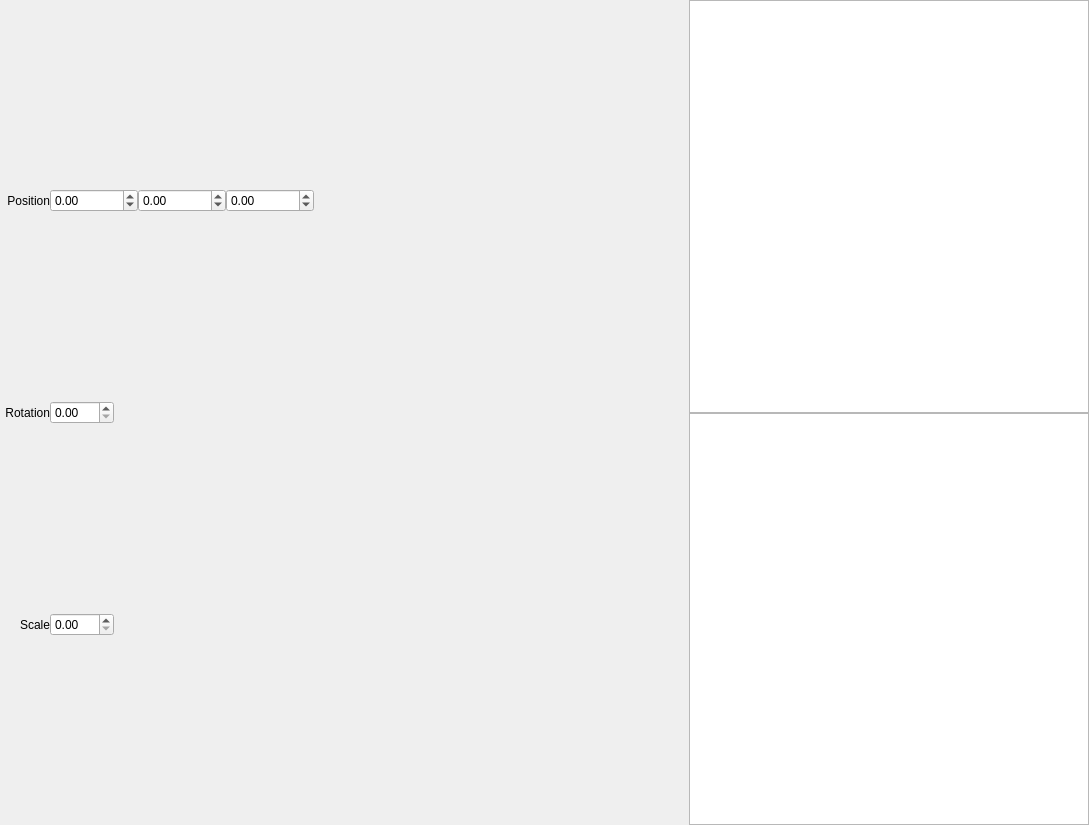
Before: the Qt Designer form MechAssault-MGF-Explorer/Source/Widgets/MapViewer/MapViewerWidget.ui in LarvalExtract/MGF-Explorer, drawn with Qt 5.
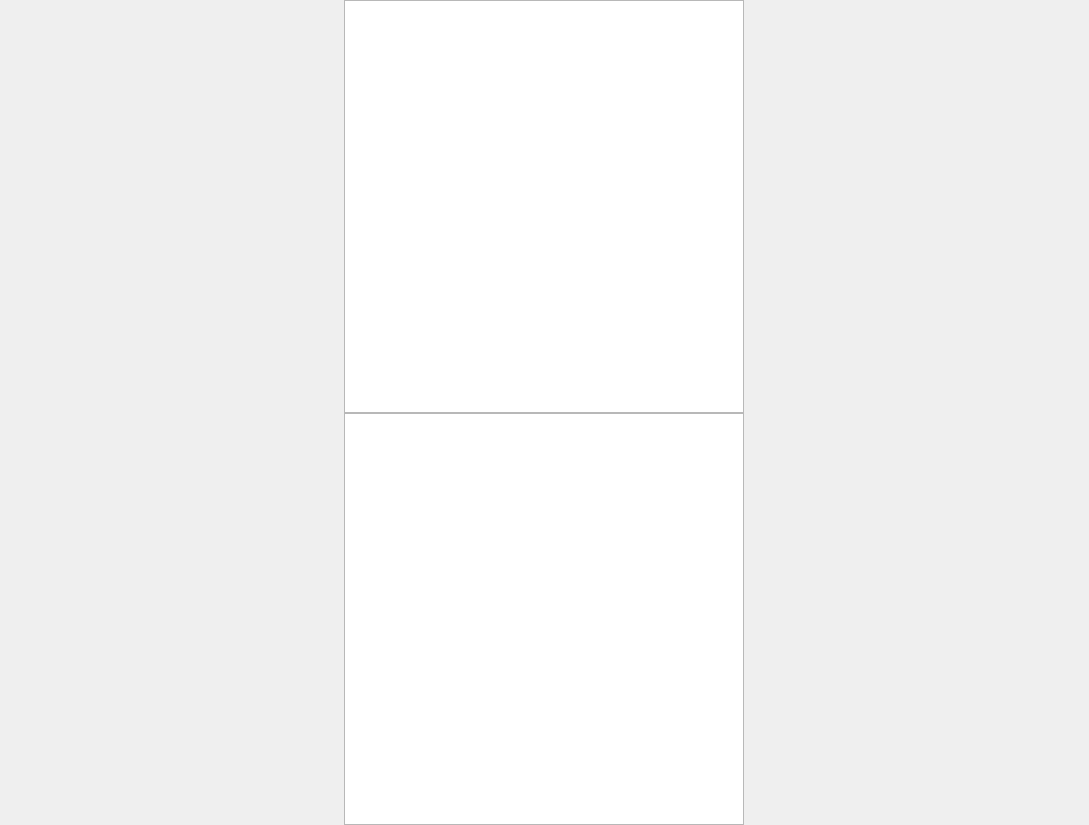
After: the same form once the commit is applied.

The edit to the form file:
```diff
--- a/MechAssault-MGF-Explorer/Source/Widgets/MapViewer/MapViewerWidget.ui
+++ b/MechAssault-MGF-Explorer/Source/Widgets/MapViewer/MapViewerWidget.ui
@@ -46,152 +46,6 @@
      <property name="sizeConstraint">
       <enum>QLayout::SetDefaultConstraint</enum>
      </property>
-     <item>
-      <layout class="QHBoxLayout" name="terrainPositionInputLayout">
-       <item>
-        <widget class="QLabel" name="terrainPositionLabel">
-         <property name="minimumSize">
-          <size>
-           <width>50</width>
-           <height>0</height>
-          </size>
-         </property>
-         <property name="text">
-          <string>Position</string>
-         </property>
-         <property name="alignment">
-          <set>Qt::AlignRight|Qt::AlignTrailing|Qt::AlignVCenter</set>
-         </property>
-        </widget>
-       </item>
-       <item>
-        <widget class="QDoubleSpinBox" name="terrainPositionXInputSpinbox">
-         <property name="minimum">
-          <double>-999999.000000000000000</double>
-         </property>
-         <property name="maximum">
-          <double>999999.000000000000000</double>
-         </property>
-        </widget>
-       </item>
-       <item>
-        <widget class="QDoubleSpinBox" name="terrainPositionYInputSpinbox">
-         <property name="minimum">
-          <double>-999999.000000000000000</double>
-         </property>
-         <property name="maximum">
-          <double>999999.000000000000000</double>
-         </property>
-        </widget>
-       </item>
-       <item>
-        <widget class="QDoubleSpinBox" name="terrainPositionZInputSpinbox">
-         <property name="minimum">
-          <double>-999999.000000000000000</double>
-         </property>
-         <property name="maximum">
-          <double>999999.000000000000000</double>
-         </property>
-        </widget>
-       </item>
-       <item>
-        <spacer name="terrainPositionSpacer">
-         <property name="orientation">
-          <enum>Qt::Horizontal</enum>
-         </property>
-         <property name="sizeHint" stdset="0">
-          <size>
-           <width>40</width>
-           <height>20</height>
-          </size>
-         </property>
-        </spacer>
-       </item>
-      </layout>
-     </item>
-     <item>
-      <layout class="QHBoxLayout" name="terrainRotationInputLayout" stretch="0,0,0">
-       <property name="leftMargin">
-        <number>0</number>
-       </property>
-       <item>
-        <widget class="QLabel" name="terrainRotationLabel">
-         <property name="minimumSize">
-          <size>
-           <width>50</width>
-           <height>0</height>
-          </size>
-         </property>
-         <property name="text">
-          <string>Rotation</string>
-         </property>
-         <property name="alignment">
-          <set>Qt::AlignRight|Qt::AlignTrailing|Qt::AlignVCenter</set>
-         </property>
-        </widget>
-       </item>
-       <item>
-        <widget class="QDoubleSpinBox" name="terrainRotationInputSpinbox">
-         <property name="maximum">
-          <double>360.000000000000000</double>
-         </property>
-        </widget>
-       </item>
-       <item>
-        <spacer name="terrainRotationSpacer">
-         <property name="orientation">
-          <enum>Qt::Horizontal</enum>
-         </property>
-         <property name="sizeHint" stdset="0">
-          <size>
-           <width>40</width>
-           <height>20</height>
-          </size>
-         </property>
-        </spacer>
-       </item>
-      </layout>
-     </item>
-     <item>
-      <layout class="QHBoxLayout" name="terrainScaleInputLayout">
-       <item>
-        <widget class="QLabel" name="terrainScaleLabel">
-         <property name="minimumSize">
-          <size>
-           <width>50</width>
-           <height>0</height>
-          </size>
-         </property>
-         <property name="text">
-          <string>Scale</string>
-         </property>
-         <property name="alignment">
-          <set>Qt::AlignRight|Qt::AlignTrailing|Qt::AlignVCenter</set>
-         </property>
-        </widget>
-       </item>
-       <item>
-        <widget class="QDoubleSpinBox" name="terrainScaleInputSpinbox">
-         <property name="maximum">
-          <double>100.000000000000000</double>
-         </property>
-        </widget>
-       </item>
-       <item>
-        <spacer name="terrainScaleSpacer">
-         <property name="orientation">
-          <enum>Qt::Horizontal</enum>
-         </property>
-         <property name="sizeHint" stdset="0">
-          <size>
-           <width>40</width>
-           <height>20</height>
-          </size>
-         </property>
-        </spacer>
-       </item>
-      </layout>
-     </item>
     </layout>
    </item>
    <item>
```
